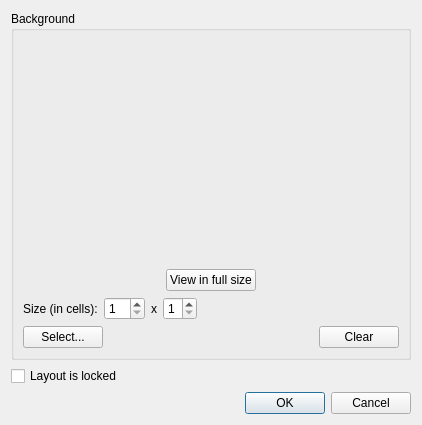
Before: the Qt Designer form client/src/ui/dialogs/layout_settings_dialog.ui in networkoptix/nx_open, drawn with Qt 5.
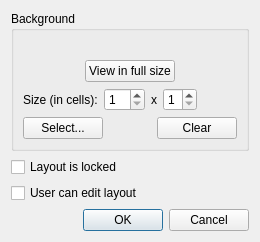
After: the same form once the commit is applied. Icons and pictures are not drawn.

Commit message:
Layout settings dialog with "User Can Edit" flag
<==== Mercurial data ====>
Branch: master

Patch:
```diff
--- a/client/src/ui/dialogs/layout_settings_dialog.ui
+++ b/client/src/ui/dialogs/layout_settings_dialog.ui
@@ -14,12 +14,18 @@
    <string>Dialog</string>
   </property>
   <layout class="QVBoxLayout" name="verticalLayout_2">
+   <property name="sizeConstraint">
+    <enum>QLayout::SetFixedSize</enum>
+   </property>
    <item>
     <widget class="QGroupBox" name="groupBox">
      <property name="title">
       <string>Background</string>
      </property>
      <layout class="QVBoxLayout" name="verticalLayout" stretch="1,0,0,0">
+      <property name="sizeConstraint">
+       <enum>QLayout::SetFixedSize</enum>
+      </property>
       <item>
        <widget class="QLabel" name="imageLabel">
         <property name="text">
@@ -172,6 +178,13 @@
      </property>
     </widget>
    </item>
+   <item>
+    <widget class="QCheckBox" name="userCanEditCheckBox">
+     <property name="text">
+      <string>User can edit layout</string>
+     </property>
+    </widget>
+   </item>
    <item>
     <widget class="QDialogButtonBox" name="buttonBox">
      <property name="orientation">
```
Left out of the diff: 5 changed lines with no effect on the pictures. The commit also changes 11 other files.
